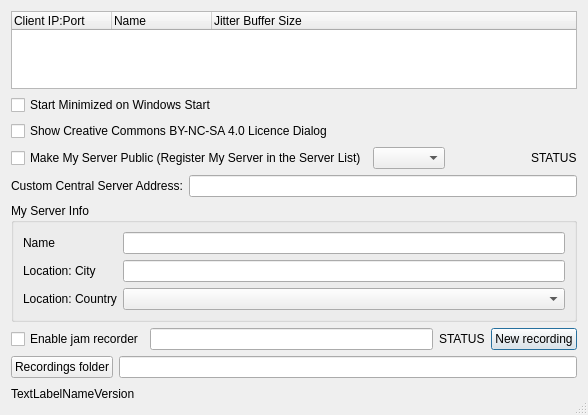
Qt form src/serverdlgbase.ui (jamulussoftware/jamulus) before a commit.
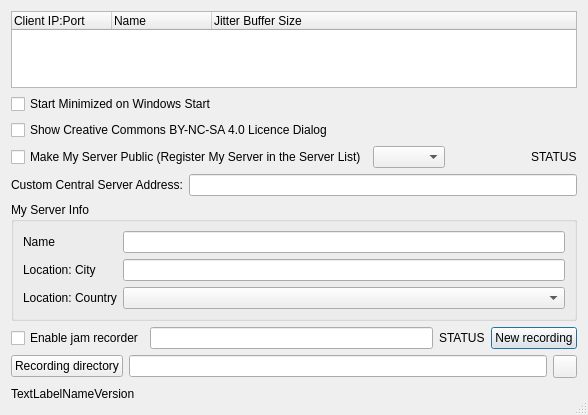
The same form after that commit. Icons and pictures are not drawn.

Commit message: UI for recording directory

The edit to the form file:
```diff
--- a/src/serverdlgbase.ui
+++ b/src/serverdlgbase.ui
@@ -195,7 +195,7 @@
      <item>
       <widget class="QPushButton" name="pbtRecordingDir">
        <property name="text">
-        <string>Recordings folder</string>
+        <string>Recording directory</string>
        </property>
       </widget>
      </item>
@@ -206,6 +206,10 @@
        </property>
       </widget>
      </item>
+     <item>
+      <widget class="QToolButton" name="tbtClearRecordingDir">
+      </widget>
+     </item>
     </layout>
    </item>
    <item>
```
Left out of the diff: 5 changed lines with no effect on the pictures. The commit also changes 7 other files.
